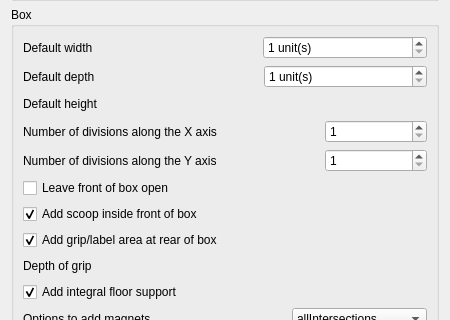
Before: the Qt Designer form freecad/freegrid/resources/ui/preferences.ui in instancezero/in3dca-freegrid, drawn with Qt 5; both pictures show x 0 to 450 and y 126 to 446 of the 450 by 900 pixel window.
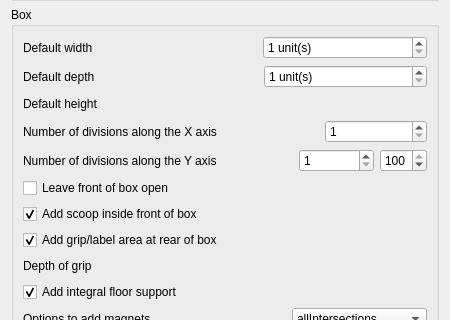
After: the same form once the commit is applied. Custom widgets are drawn as their Qt base class.

Commit message: feat: make the height of the internal divisions variable from 1 to 100%

Patch:
```diff
--- a/freecad/freegrid/resources/ui/preferences.ui
+++ b/freecad/freegrid/resources/ui/preferences.ui
@@ -559,6 +559,28 @@
           </property>
          </widget>
         </item>
+        <item>
+         <widget class="Gui::PrefSpinBox" name="divisionHeight">
+          <property name="toolTip">
+           <string>Division height in percent.</string>
+          </property>
+          <property name="minimum">
+           <number>1</number>
+          </property>
+          <property name="maximum">
+           <number>100</number>
+          </property>
+          <property name="value">
+           <double>100.000000000000000</double>
+          </property>
+          <property name="prefEntry" stdset="0">
+           <cstring>divisionHeight</cstring>
+          </property>
+          <property name="prefPath" stdset="0">
+           <cstring>Mod/FreeGrid</cstring>
+          </property>
+         </widget>
+        </item>
        </layout>
       </item>
       <item>
```
The commit also changes 4 other files.
